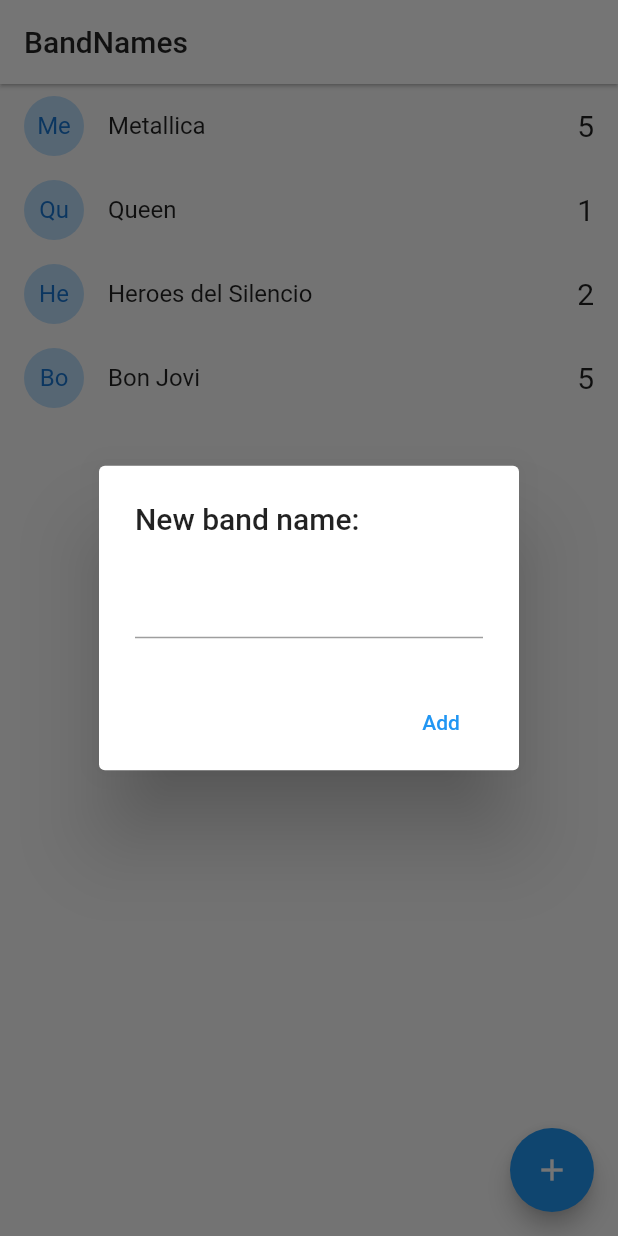
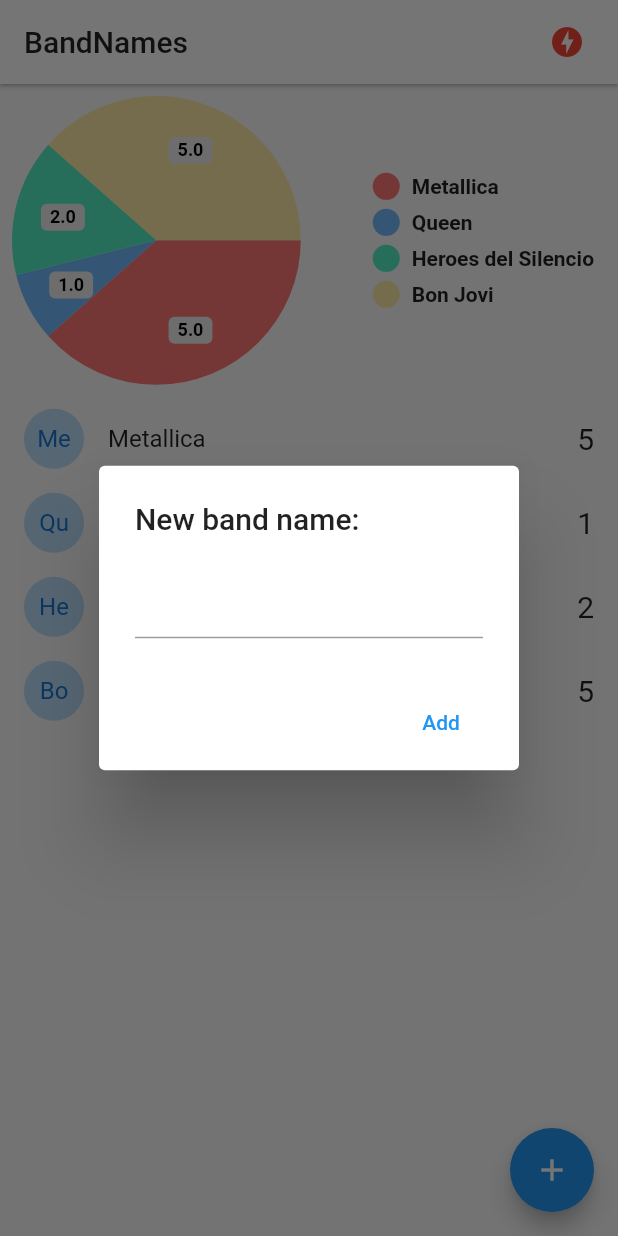
Before and after one commit to maurciobuffa/flutter-bandnames-socket, a Flutter app: the screen it shows after launch, after a tap on the "add" icon, on a phone screen of 412 x 824 dp. Run offline on Flutter 3.47's test engine with Material 2 defaults, Android fonts, the phone set to English and light mode, and no system bars; drawn by our look-alikes of pie_chart; our stand-ins replace socket_io_client; network calls fail.

Commit message:
app finished

```diff
--- a/lib/main.dart
+++ b/lib/main.dart
@@ -1,5 +1,8 @@
 import 'package:band_names/pages/home.dart';
+import 'package:band_names/pages/status.dart';
+import 'package:band_names/services/socket_service.dart';
 import 'package:flutter/material.dart';
+import 'package:provider/provider.dart';
 
 void main() => runApp(const MyApp());
 
@@ -8,13 +11,19 @@ class MyApp extends StatelessWidget {
 
   @override
   Widget build(BuildContext context) {
-    return MaterialApp(
+    return MultiProvider(
+      providers: [
+        ChangeNotifierProvider(create: (_) => SocketService()),
+      ],
+      child: MaterialApp(
         debugShowCheckedModeBanner: false,
         title: 'Material App',
         initialRoute: 'home',
         routes: {
           'home': (_) => const HomePage(),
+          'status': (_) => const StatusPage(),
         },
+      ),
     );
   }
 }
--- a/lib/pages/home.dart
+++ b/lib/pages/home.dart
@@ -1,10 +1,13 @@
 import 'dart:io';
 
 import 'package:band_names/models/band.dart';
+import 'package:band_names/services/socket_service.dart';
 import 'package:flutter/cupertino.dart';
 import 'package:flutter/material.dart';
 import 'package:flutter/src/foundation/key.dart';
 import 'package:flutter/src/widgets/framework.dart';
+import 'package:pie_chart/pie_chart.dart';
+import 'package:provider/provider.dart';
 
 class HomePage extends StatefulWidget {
   const HomePage({Key? key}) : super(key: key);
@@ -22,16 +25,58 @@ class _HomePageState extends State<HomePage> {
   ];
 
   @override
+  void initState() {
+    final socketService = Provider.of<SocketService>(context, listen: false);
+
+    socketService.socket.on('active-bands', _handleActiveBands);
+    // TODO: implement initState
+    super.initState();
+  }
+
+  @override
+  void dispose() {
+    final socketService = Provider.of<SocketService>(context, listen: false);
+    socketService.socket.off('active-bands');
+    super.dispose();
+  }
+
+  @override
   Widget build(BuildContext context) {
+    final socketService = Provider.of<SocketService>(context);
+
     return Scaffold(
       appBar: AppBar(
         title: const Text('BandNames', style: TextStyle(color: Colors.black87)),
         backgroundColor: Colors.white,
         elevation: 1,
+        actions: [
+          Container(
+              margin: const EdgeInsets.only(right: 10),
+              child: (socketService.serverStatus == ServerStatus.Online)
+                  ? IconButton(
+                      icon: const Icon(Icons.check_circle),
+                      color: Colors.blue[300],
+                      onPressed: () {},
+                    )
+                  : IconButton(
+                      icon: const Icon(Icons.offline_bolt),
+                      color: Colors.red,
+                      onPressed: () {},
+                    )),
+        ],
       ),
-      body: ListView.builder(
-          itemCount: bands.length,
-          itemBuilder: (context, index) => _bandTile(bands[index])),
+      body: Column(
+        children: [
+          _showGraph(),
+          Expanded(
+            child: ListView.builder(
+              itemCount: bands.length,
+              itemBuilder: (BuildContext context, int index) =>
+                  _bandTile(bands[index]),
+            ),
+          ),
+        ],
+      ),
       floatingActionButton: FloatingActionButton(
         onPressed: addNewBand,
         child: const Icon(Icons.add),
@@ -40,12 +85,13 @@ class _HomePageState extends State<HomePage> {
   }
 
   Widget _bandTile(Band band) {
+    final socketService = Provider.of<SocketService>(context, listen: false);
+
     return Dismissible(
       key: Key(band.id),
       direction: DismissDirection.startToEnd,
-      onDismissed: (direction) {
-        print('direction: $direction');
-      },
+      onDismissed: (direction) =>
+          socketService.emit('delete-band', {'id': band.id}),
       background: Container(
         padding: const EdgeInsets.only(left: 8.0),
         color: Colors.red,
@@ -64,7 +110,7 @@ class _HomePageState extends State<HomePage> {
         ),
         title: Text(band.name),
         trailing: Text('${band.votes}', style: const TextStyle(fontSize: 20)),
-        onTap: () {},
+        onTap: () => socketService.emit('vote-band', {'id': band.id}),
       ),
     );
   }
@@ -116,10 +162,25 @@ class _HomePageState extends State<HomePage> {
   void addBandToList(String name) {
     if (name.length > 1) {
       // Podemos agregar
-      bands.add(Band(id: DateTime.now().toString(), name: name, votes: 0));
-      setState(() {});
+      final socketService = Provider.of<SocketService>(context, listen: false);
+      socketService.socket.emit('add-band', {'name': name});
     }
 
     Navigator.pop(context);
   }
+
+  _handleActiveBands(data) {
+    bands = (data as List).map((band) => Band.fromMap(band)).toList();
+    setState(() {});
+  }
+
+  Widget _showGraph() {
+    Map<String, double> dataMap = {};
+
+    for (var band in bands) {
+      dataMap.putIfAbsent(band.name, () => band.votes.toDouble());
+    }
+
+    return PieChart(dataMap: dataMap);
+  }
 }
--- /dev/null
+++ b/lib/services/socket_service.dart
@@ -0,0 +1,39 @@
+import 'package:flutter/material.dart';
+import 'package:socket_io_client/socket_io_client.dart' as IO;
+
+enum ServerStatus {
+  Online,
+  Offline,
+  Connecting,
+}
+
+class SocketService with ChangeNotifier {
+  ServerStatus _serverStatus = ServerStatus.Connecting;
+  late IO.Socket _socket;
+
+  ServerStatus get serverStatus => _serverStatus;
+  IO.Socket get socket => _socket;
+  get emit => _socket.emit;
+
+  set serverStatus(ServerStatus serverStatus) {
+    _serverStatus = serverStatus;
+    notifyListeners();
+  }
+
+  SocketService() {
+    _initConfig();
+  }
+
+  void _initConfig() {
+    _socket = IO.io('http://localhost:3000', {
+      "transports": ["websocket"],
+      "autoConnect": true,
+    });
+    _socket.onConnect((_) {
+      serverStatus = ServerStatus.Online;
+    });
+    _socket.onDisconnect((_) {
+      serverStatus = ServerStatus.Offline;
+    });
+  }
+}
--- a/pubspec.yaml
+++ b/pubspec.yaml
@@ -34,6 +34,9 @@ dependencies:
   # The following adds the Cupertino Icons font to your application.
   # Use with the CupertinoIcons class for iOS style icons.
   cupertino_icons: ^1.0.2
+  socket_io_client: ^2.0.0
+  provider: ^6.0.3
+  pie_chart: ^5.3.2
 
 dev_dependencies:
   flutter_test:
```
Also changed, not shown: lib/pages/status.dart (added, +26 -0 lines), pubspec.lock. Lines whose indentation alone changed are shown as unchanged.
